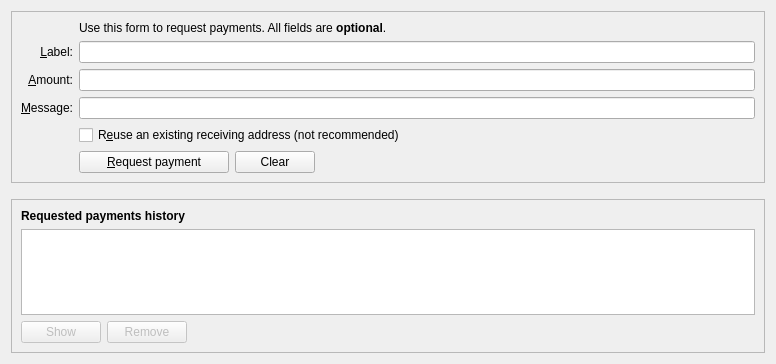
Above: src/qt/forms/receivecoinsdialog.ui from firoorg/firo before the change. Below: the same form after it.
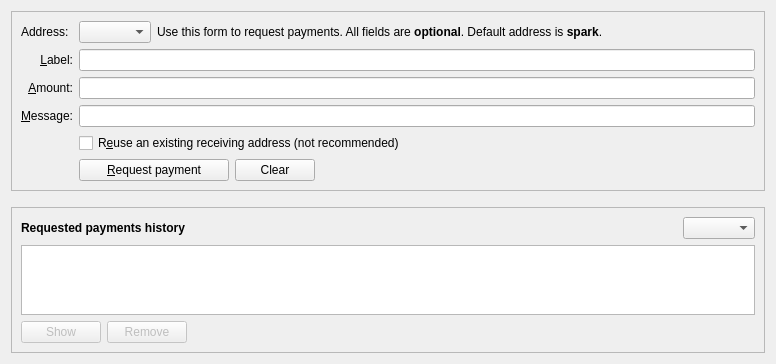
That is the form after the change. Custom widgets are drawn as their Qt base class.

Commit message: integrate spark into qt

The edit to the form file:
```diff
--- a/src/qt/forms/receivecoinsdialog.ui
+++ b/src/qt/forms/receivecoinsdialog.ui
@@ -75,12 +75,43 @@
           </property>
          </widget>
         </item>
-        <item row="2" column="2">
+                <item row="3" column="0">
+                  <widget class="QLabel" name="addressTypeLabel">
+                    <property name="toolTip">
+                      <string>An optional label to associate with the new receiving address.</string>
+                    </property>
+                    <property name="text">
+                      <string>Address:</string>
+                    </property>
+                  </widget>
+                </item>
+                <item row="3" column="2">
+                  <layout class="QHBoxLayout" name="addressTypeHorizontalLayout">
+                    <item>
+                      <widget class="QComboBox" name="addressTypeCombobox">
+                      </widget>
+                    </item>
+                    <item>
          <widget class="QLabel" name="label_5">
           <property name="text">
-           <string>Use this form to request payments. All fields are &lt;b&gt;optional&lt;/b&gt;.</string>
-          </property>
-         </widget>
+                          <string>Use this form to request payments. All fields are &lt;b&gt;optional&lt;/b&gt;. Default address is &lt;b&gt;spark&lt;/b&gt;. </string>
+                        </property>
+                      </widget>
+                    </item>
+                    <item>
+                      <spacer name="horizontalSpacer__">
+                        <property name="orientation">
+                          <enum>Qt::Horizontal</enum>
+                        </property>
+                        <property name="sizeHint" stdset="0">
+                          <size>
+                            <width>40</width>
+                            <height>20</height>
+                          </size>
+                        </property>
+                      </spacer>
+                    </item>
+                  </layout>
         </item>
         <item row="4" column="0">
          <widget class="QLabel" name="label_2">
@@ -217,6 +248,8 @@
      </property>
      <layout class="QVBoxLayout" name="verticalLayout_2">
       <item>
+              <layout class="QHBoxLayout" name="historyHorizontalLayout">
+                <item>
        <widget class="QLabel" name="label_6">
         <property name="font">
          <font>
@@ -228,6 +261,25 @@
          <string>Requested payments history</string>
         </property>
        </widget>
+                </item>
+                <item>
+                  <spacer name="horizontalSpacer_">
+                    <property name="orientation">
+                      <enum>Qt::Horizontal</enum>
+                    </property>
+                    <property name="sizeHint" stdset="0">
+                      <size>
+                        <width>40</width>
+                        <height>20</height>
+                      </size>
+                    </property>
+                  </spacer>
+                </item>
+                <item>
+                  <widget class="QComboBox" name="addressTypeHistoryCombobox">
+                  </widget>
+                </item>
+              </layout>
       </item>
       <item>
        <widget class="QTableView" name="recentRequestsView">
```
Lines whose indentation alone changed are shown as unchanged. The commit also changes 29 other files.
